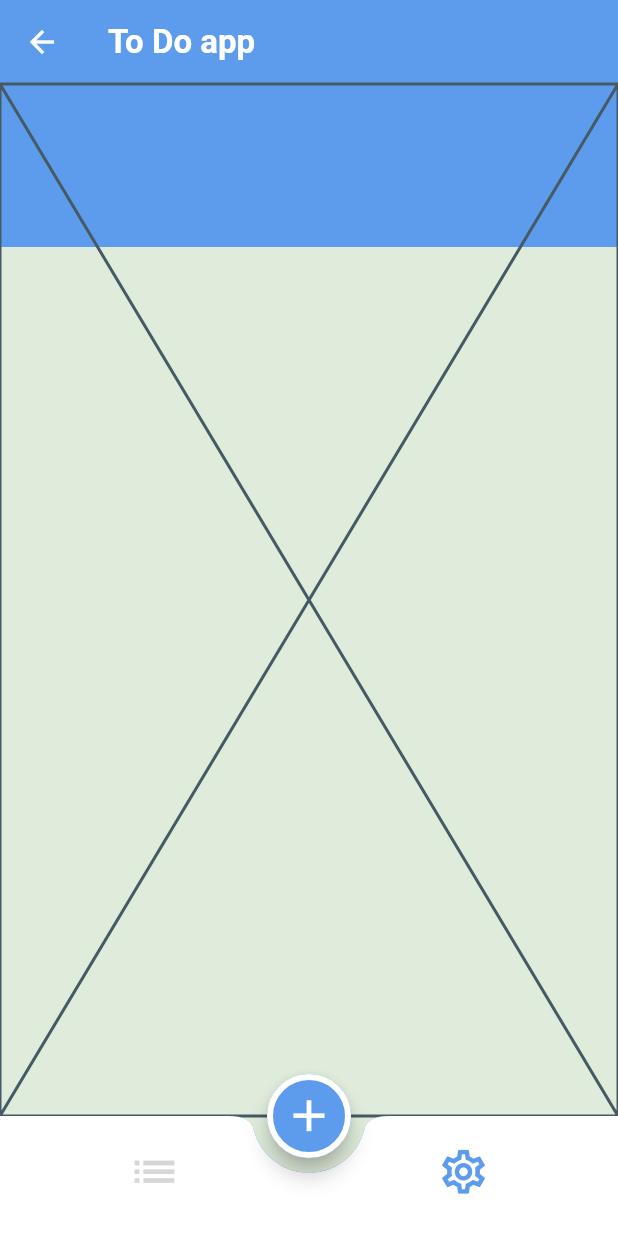
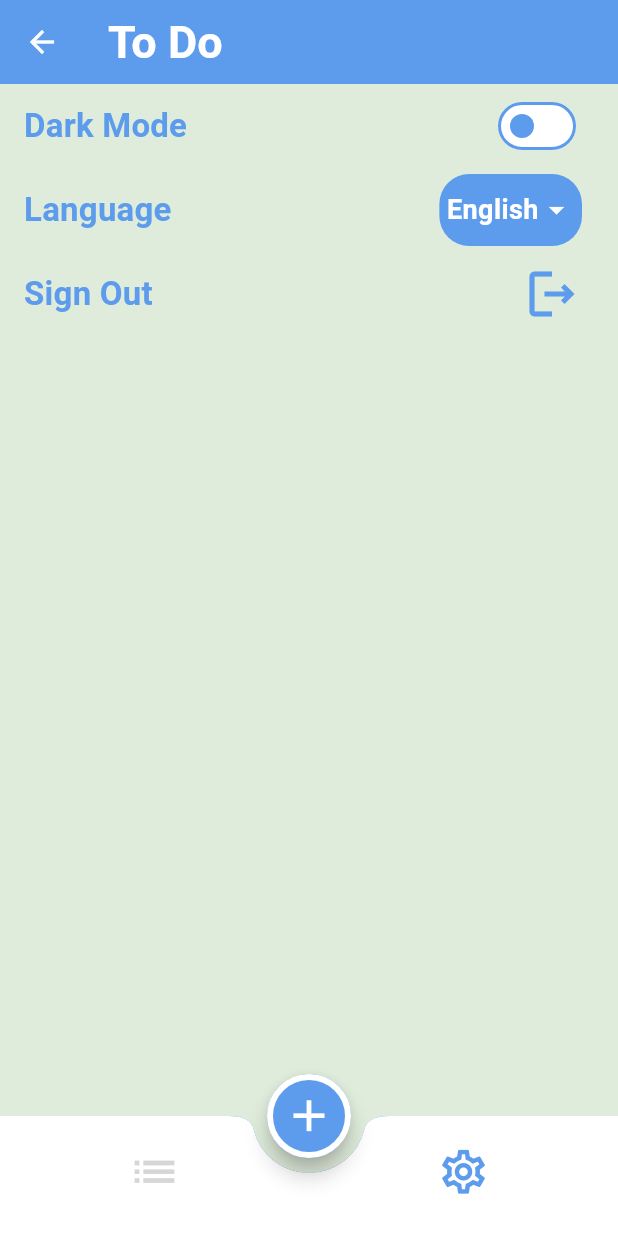
Before and after one commit to DdooMI/to_do_app, a Flutter app: the BottomNavigatorBar screen opened by its route, item 2 of the bottom bar chosen, on a phone screen of 412 x 824 dp. Shown: the top 1233 px of the screen. Run offline on Flutter 3.47's test engine with Material 3 defaults, Android fonts, the phone set to English and light mode, and no system bars; our stand-ins replace cloud_firestore, easy_date_timeline, firebase_auth, firebase_core, flutter_slidable, fluttertoast; accounts and stored records are empty.

Commit message:
settings

```diff
--- a/lib/screens/bottom_navigation_bar/bottom_navigator_bar.dart
+++ b/lib/screens/bottom_navigation_bar/bottom_navigator_bar.dart
@@ -1,8 +1,8 @@
 import 'package:flutter/material.dart';
 import 'package:provider/provider.dart';
 import 'package:to_do_app/providers/task_provider.dart';
-import 'package:to_do_app/screens/bottom_navigation_bar/tabs/settings/settings_tab.dart';
-import 'package:to_do_app/screens/bottom_navigation_bar/tabs/tasks/tasks_tab.dart';
+import 'package:to_do_app/screens/bottom_navigation_bar/tabs/settings_tab.dart';
+import 'package:to_do_app/screens/bottom_navigation_bar/tabs/tasks_tab.dart';
 import 'package:to_do_app/screens/bottom_navigation_bar/widgets/custom_bottom_sheet.dart';
 import 'package:to_do_app/screens/bottom_navigation_bar/widgets/custom_scafold_widget.dart';
 
@@ -22,7 +22,9 @@ class _BottomNavigatorBarState extends State<BottomNavigatorBar> {
   Widget build(BuildContext context) {
     return CustomScafoldWidget(
         appBar: AppBar(
-          title: const Text("To Do app"),
+          title: const Text(
+            "To Do",
+          ),
         ),
         bottomNavigationBar: BottomAppBar(
           elevation: 0,
--- a/lib/screens/bottom_navigation_bar/tabs/settings/settings_tab.dart
+++ /dev/null
@@ -1,10 +0,0 @@
-import 'package:flutter/material.dart';
-
-class SettingsTab extends StatelessWidget {
-  const SettingsTab({super.key});
-
-  @override
-  Widget build(BuildContext context) {
-    return const Placeholder();
-  }
-}
--- /dev/null
+++ b/lib/screens/bottom_navigation_bar/tabs/settings_tab.dart
@@ -0,0 +1,71 @@
+import 'package:flutter/material.dart';
+import 'package:provider/provider.dart';
+import 'package:to_do_app/firebase/services.dart';
+import 'package:to_do_app/providers/task_provider.dart';
+import 'package:to_do_app/screens/bottom_navigation_bar/widgets/custom_listTile_settings_widget.dart';
+import 'package:to_do_app/screens/login_signup/login.dart';
+
+class SettingsTab extends StatelessWidget {
+  const SettingsTab({super.key});
+
+  @override
+  Widget build(BuildContext context) {
+    return Scaffold(
+      body: Column(
+        children: [
+          CustomListtileSettingsWidget(
+              title: "Dark Mode",
+              trailing: Switch(
+                  inactiveTrackColor: Theme.of(context).colorScheme.onSecondary,
+                  activeColor: Theme.of(context).colorScheme.onSurface,
+                  value: false,
+                  onChanged: (value) {})),
+          CustomListtileSettingsWidget(
+              title: "Language",
+              trailing: Container(
+                padding: const EdgeInsets.symmetric(horizontal: 5),
+                decoration: BoxDecoration(
+                  color: Theme.of(context).colorScheme.onSurface,
+                  borderRadius: BorderRadius.circular(20),
+                ),
+                child: DropdownButton<String>(
+                    items: [
+                      DropdownMenuItem(
+                        value: 'en',
+                        child: Text("English",
+                            style: Theme.of(context).textTheme.bodyMedium),
+                      ),
+                      DropdownMenuItem(
+                        value: 'ar',
+                        child: Text("Arabic",
+                            style: Theme.of(context).textTheme.bodyMedium),
+                      )
+                    ],
+                    iconEnabledColor: Theme.of(context).colorScheme.onSecondary,
+                    dropdownColor: Theme.of(context).colorScheme.surface,
+                    borderRadius: BorderRadius.circular(20),
+                    underline: Container(),
+                    value: "en",
+                    style: Theme.of(context).textTheme.titleSmall,
+                    onChanged: (value) {
+                      if (value != null) {}
+                    }),
+              )),
+          InkWell(
+            onTap: () {
+              Services.signout();
+              Provider.of<TaskProvider>(context, listen: false).tasks.clear();
+              Navigator.of(context).popAndPushNamed(LoginScreen.routeName);
+            },
+            child: CustomListtileSettingsWidget(
+                title: "Sign Out",
+                trailing: const Icon(
+                  Icons.logout_outlined,
+                  size: 40,
+                )),
+          ),
+        ],
+      ),
+    );
+  }
+}
--- /dev/null
+++ b/lib/screens/bottom_navigation_bar/widgets/custom_listTile_settings_widget.dart
@@ -0,0 +1,20 @@
+import 'package:flutter/material.dart';
+
+// ignore: must_be_immutable
+class CustomListtileSettingsWidget extends StatelessWidget {
+  CustomListtileSettingsWidget(
+      {required this.title, required this.trailing, super.key});
+
+  String title;
+  Widget trailing;
+  @override
+  Widget build(BuildContext context) {
+    return ListTile(
+      title: Text(
+        title,
+        style: Theme.of(context).textTheme.titleMedium?.copyWith(fontSize: 22),
+      ),
+      trailing: trailing,
+    );
+  }
+}
--- a/lib/theme/theme.dart
+++ b/lib/theme/theme.dart
@@ -23,6 +23,8 @@ class ThemeApp {
           color: Colors.transparent,
           foregroundColor: Colors.white,
           centerTitle: false,
+          titleTextStyle: TextStyle(
+              fontSize: 30, color: Colors.white, fontWeight: FontWeight.w700),
           elevation: 0),
       scaffoldBackgroundColor: ColorsApp.bgColorLight,
       floatingActionButtonTheme: FloatingActionButtonThemeData(
```
Also changed, not shown: lib/screens/login_signup/login.dart (+1 -8 lines), lib/screens/login_signup/signup.dart (+3 -11 lines), lib/screens/bottom_navigation_bar/tabs/tasks_tab.dart (renamed from lib/screens/bottom_navigation_bar/tabs/tasks/tasks_tab.dart).
